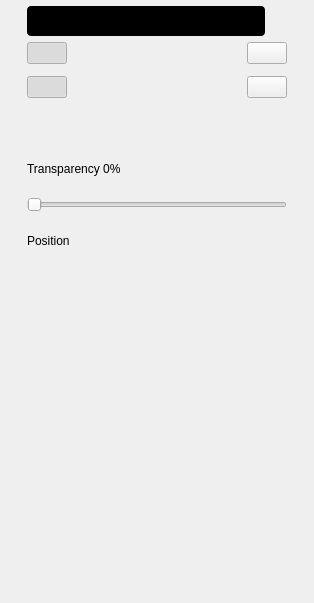
This is gui/ui/cursors_settings.ui in analogdevicesinc/scopy as Qt 5 draws it before an edit. The edited form follows.
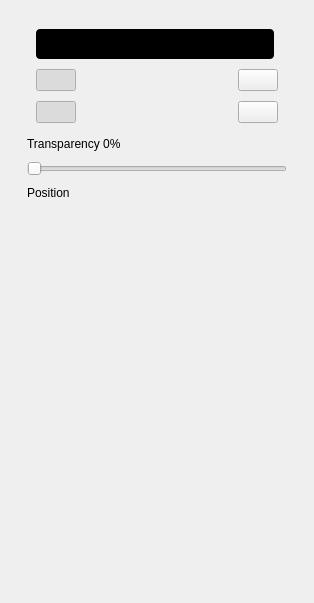
This is the edited form. Custom widgets are drawn as their Qt base class.

Commit message: Cursors Settings: Added setVisibility functions

The edit to the form file:
```diff
--- a/gui/ui/cursors_settings.ui
+++ b/gui/ui/cursors_settings.ui
@@ -15,19 +15,19 @@
   </property>
   <layout class="QVBoxLayout" name="verticalLayout">
    <property name="spacing">
-    <number>0</number>
+    <number>6</number>
    </property>
    <property name="leftMargin">
     <number>18</number>
    </property>
    <property name="topMargin">
-    <number>0</number>
+    <number>20</number>
    </property>
    <property name="rightMargin">
     <number>18</number>
    </property>
    <property name="bottomMargin">
-    <number>0</number>
+    <number>9</number>
    </property>
    <item>
     <widget class="QScrollArea" name="scrollArea">
@@ -55,10 +55,13 @@
         <x>0</x>
         <y>0</y>
         <width>278</width>
-        <height>603</height>
+        <height>574</height>
        </rect>
       </property>
       <layout class="QVBoxLayout" name="verticalLayout_7">
+       <property name="spacing">
+        <number>0</number>
+       </property>
        <property name="topMargin">
         <number>0</number>
        </property>
@@ -66,6 +69,7 @@
         <widget class="scopy::gui::MenuHeader" name="widgetCursorsMenuHeader" native="true"/>
        </item>
        <item>
+        <widget class="QWidget" name="widgetBtnNormalTrack" native="true">
         <layout class="QVBoxLayout" name="vLayout_5">
          <property name="spacing">
           <number>0</number>
@@ -74,11 +78,6 @@
           <enum>QLayout::SetDefaultConstraint</enum>
          </property>
          <item>
-          <layout class="QVBoxLayout" name="vLayout_6">
-           <property name="topMargin">
-            <number>0</number>
-           </property>
-           <item>
             <widget class="scopy::gui::CustomSwitch" name="btnNormalTrack">
              <property name="enabled">
               <bool>true</bool>
@@ -183,21 +182,25 @@
             </widget>
            </item>
           </layout>
+        </widget>
          </item>
          <item>
           <widget class="scopy::gui::SubsectionSeparator" name="widgetHorizontalSubsSpr" native="true"/>
          </item>
-        </layout>
-       </item>
        <item>
-        <layout class="QVBoxLayout" name="vLayout_3">
-         <property name="spacing">
-          <number>6</number>
-         </property>
-         <item>
+        <widget class="QWidget" name="widgetHorizontal" native="true">
           <layout class="QHBoxLayout" name="hLayout">
+          <property name="leftMargin">
+           <number>9</number>
+          </property>
            <property name="topMargin">
-            <number>0</number>
+           <number>1</number>
+          </property>
+          <property name="rightMargin">
+           <number>9</number>
+          </property>
+          <property name="bottomMargin">
+           <number>9</number>
            </property>
            <item>
             <widget class="scopy::gui::CustomSwitch" name="hCursorsEnable">
@@ -236,28 +239,16 @@
             </widget>
            </item>
           </layout>
-         </item>
-        </layout>
-       </item>
-       <item>
-        <layout class="QVBoxLayout" name="vLayout_7">
-         <property name="topMargin">
-          <number>0</number>
-         </property>
+        </widget>
+       </item>
          <item>
           <widget class="scopy::gui::SubsectionSeparator" name="widgetVerticalSubsSpr" native="true"/>
          </item>
-        </layout>
-       </item>
        <item>
-        <layout class="QVBoxLayout" name="vLayout_4">
-         <property name="spacing">
-          <number>10</number>
-         </property>
-         <item>
+        <widget class="QWidget" name="widgetVertical" native="true">
           <layout class="QHBoxLayout" name="hLayout_2">
            <property name="topMargin">
-            <number>0</number>
+           <number>1</number>
            </property>
            <item>
             <widget class="scopy::gui::CustomSwitch" name="vCursorsEnable">
@@ -296,26 +287,15 @@
             </widget>
            </item>
           </layout>
-         </item>
-        </layout>
+        </widget>
        </item>
        <item>
-        <layout class="QVBoxLayout" name="vLayout_2">
-         <property name="leftMargin">
-          <number>0</number>
-         </property>
-         <property name="topMargin">
-          <number>0</number>
-         </property>
-         <property name="rightMargin">
-          <number>0</number>
-         </property>
-        </layout>
+        <widget class="scopy::gui::SubsectionSeparator" name="widgetCursorReadoutsSubsSpr" native="true"/>
        </item>
        <item>
         <widget class="QWidget" name="widgetReadouts" native="true">
          <property name="sizePolicy">
-          <sizepolicy hsizetype="Expanding" vsizetype="Expanding">
+          <sizepolicy hsizetype="Preferred" vsizetype="Preferred">
            <horstretch>0</horstretch>
            <verstretch>0</verstretch>
           </sizepolicy>
@@ -331,13 +311,13 @@
            <number>10</number>
           </property>
           <property name="sizeConstraint">
-           <enum>QLayout::SetMinimumSize</enum>
+           <enum>QLayout::SetDefaultConstraint</enum>
           </property>
           <property name="leftMargin">
            <number>0</number>
           </property>
           <property name="topMargin">
-           <number>0</number>
+           <number>5</number>
           </property>
           <property name="rightMargin">
            <number>0</number>
@@ -361,19 +341,6 @@
             </property>
            </spacer>
           </item>
-          <item>
-           <layout class="QVBoxLayout" name="vLayout_8">
-            <property name="spacing">
-             <number>0</number>
-            </property>
-            <property name="topMargin">
-             <number>0</number>
-            </property>
-            <item>
-             <widget class="scopy::gui::SubsectionSeparator" name="widgetCursorReadoutsSubsSpr" native="true"/>
-            </item>
-           </layout>
-          </item>
           <item>
            <widget class="QLabel" name="lblTrans">
             <property name="text">
@@ -467,17 +434,17 @@
    <header location="global">scopy/gui/menu_header.hpp</header>
    <container>1</container>
   </customwidget>
-  <customwidget>
-   <class>scopy::gui::SmallOnOffSwitch</class>
-   <extends>QPushButton</extends>
-   <header location="global">scopy/gui/small_on_off_switch.hpp</header>
-  </customwidget>
   <customwidget>
    <class>scopy::gui::CustomPlotPositionButton</class>
    <extends>QWidget</extends>
    <header location="global">scopy/gui/custom_plot_position_button.hpp</header>
    <container>1</container>
   </customwidget>
+  <customwidget>
+   <class>scopy::gui::SmallOnOffSwitch</class>
+   <extends>QPushButton</extends>
+   <header location="global">scopy/gui/small_on_off_switch.hpp</header>
+  </customwidget>
  </customwidgets>
  <resources/>
  <connections/>
```
Lines whose indentation alone changed are shown as unchanged. The commit also changes 2 other files.
